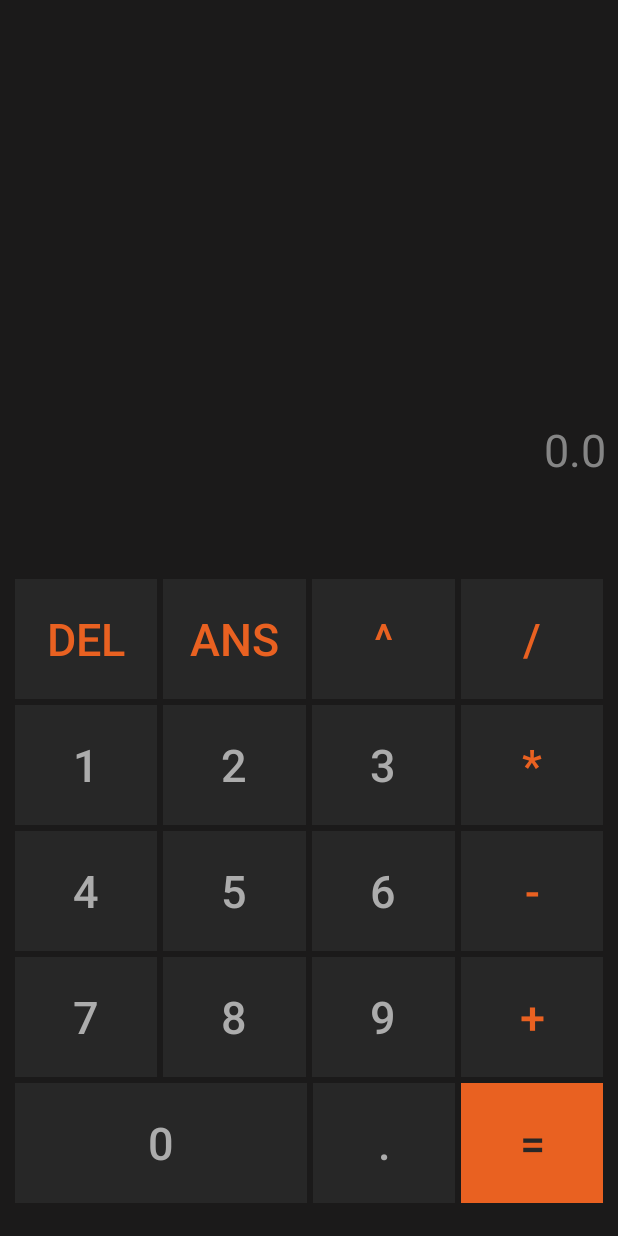
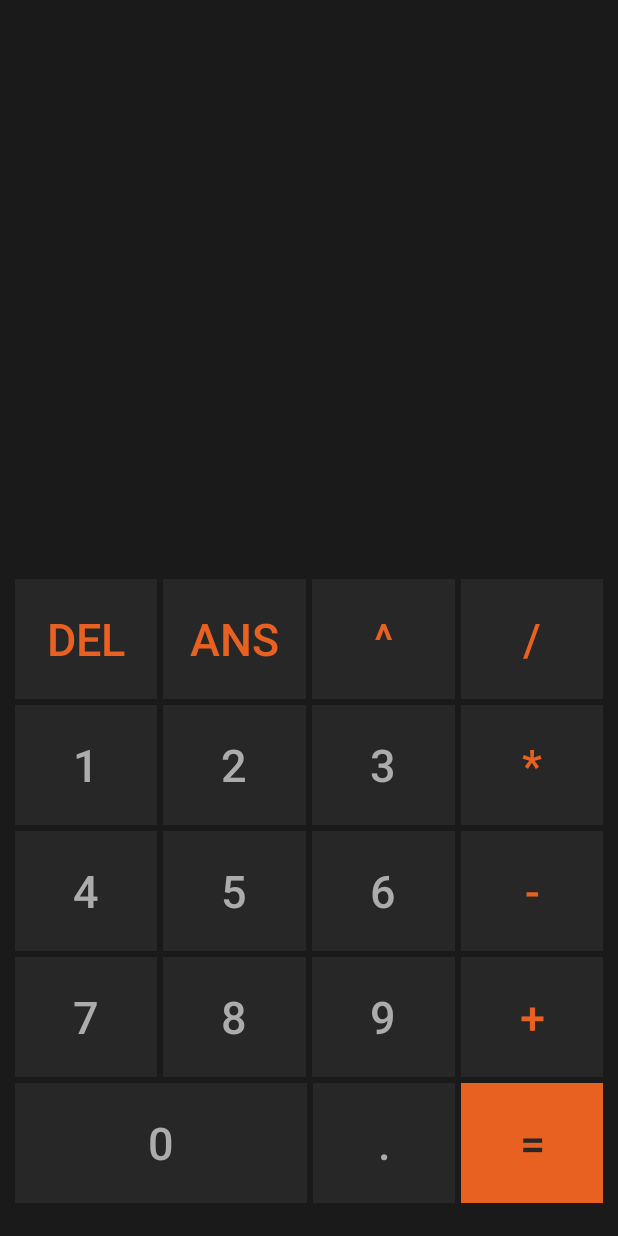
Before and after one commit to diegosanchezstrange/calculator-android, an Android app: the screen it shows after launch (MainActivity), after a tap on "DEL", on a phone screen of 412 x 824 dp. Run offline under Robolectric (Android 15) with nearby library versions, the phone set to English and light mode, and no system bars; 7 statements that could not run were skipped.

Commit message:
Regex done and refactoring

```diff
--- a/app/src/main/java/com/example/calculator/MainActivity.java
+++ b/app/src/main/java/com/example/calculator/MainActivity.java
@@ -20,10 +20,10 @@ public class MainActivity extends AppCompatActivity implements View.OnClickListe
 {
 
     private String input = "";
-    private final String ALL_SIMBOLS = "/*+=-.()";
+    private TextView tvInput = findViewById(R.id.textViewInput);
+    private TextView tvResult = findViewById(R.id.textViewResult);
     private final String OPERATION_SIMBOLS = "/*+-";
-    private final String SPECIAL_SIMBOLS = "-.";
-    private final String EVEN_MORE_SPECIAL_SIMBOLS = "()";
+
 
     @Override
     protected void onCreate(Bundle savedInstanceState)
@@ -37,8 +37,9 @@ public class MainActivity extends AppCompatActivity implements View.OnClickListe
         {
             @Override
             public boolean onLongClick(View v) {
-                TextView tvInput = findViewById(R.id.textViewInput);
+
                 tvInput.setText("");
+                tvResult.setText("");
                 input = "";
                 return true;
             }
@@ -49,19 +50,21 @@ public class MainActivity extends AppCompatActivity implements View.OnClickListe
     @Override
     public void onClick(View v)
     {
-        TextView tvResult = this.findViewById(R.id.textViewResult);
         Button button = (Button)v;
 
-        if(validateInput(button))
+        this.addInput(button);
+
+        try
         {
-            if((Pattern.matches("(^([-]?(\\d+)|(\\d+[-+*\\/]\\d+)+([-+*\\/]\\d?)?)+$)*", input)))
-            {
-                String calculation = Double.toString(calculate(input));
-                tvResult.setText(calculation);
-            }
+            String calculation = Double.toString(calculate(input));
+            this.tvResult.setText(calculation);
+        }catch(IllegalArgumentException e)
+        {
+            this.tvResult.setText("");
+        }catch(ArithmeticException e)
+        {
+            this.tvResult.setText("");
         }
-
-
     }
 
 
@@ -110,103 +113,36 @@ public class MainActivity extends AppCompatActivity implements View.OnClickListe
     }
 
 
-    public boolean validateInput(View v)
+    public void addInput(View v)
     {
-        boolean val = false;
-        TextView tvInput = this.findViewById(R.id.textViewInput);
-        String strInput = (String) tvInput.getText();
+        String strInput = (String) this.tvInput.getText();
         Button button = (Button)v;
         String textBtn = (String) button.getText();
-        int inputLen = input.length();
+        int inputLen = this.input.length();
 
-        if (Pattern.matches( "\\d", textBtn))
+        if (Pattern.matches("^(-?\\d*(\\.\\d*)?(?<=\\d|\\.)[*\\/^+-]?)+$", strInput + textBtn))
         {
-            //Numeros
-            input += textBtn;
-            tvInput.setText(input);
-            val = true;
-        } else if (Pattern.matches("(^([-]?(\\d+)|(\\d+[-+*\\/]\\d+)+([-+*\\/]\\d?)?)+[-+*\\/]?$)*", strInput + textBtn))
-        {
-            if(OPERATION_SIMBOLS.contains(input.substring(inputLen-1)))
+            if(OPERATION_SIMBOLS.contains(inputLen == 0 ? "" : this.input.substring(inputLen-1)) &&
+                OPERATION_SIMBOLS.contains(textBtn))
             {
-                input = input.substring(0, inputLen-1) + textBtn;
-                tvInput.setText(input);
-                val = true;
+                this.input = this.input.substring(0, inputLen-1) + textBtn;
+                this.tvInput.setText(this.input);
             } else
             {
-                input += textBtn;
-                tvInput.setText(input);
-                val = true;
+                this.input += textBtn;
+                this.tvInput.setText(this.input);
             }
         } else if (textBtn.equals("DEL"))
         {
             //Boton DEL
-            input = input.length() == 0 ? "" : input.substring(0, inputLen - 1);
-            tvInput.setText(input);
-            val = true;
-        } /*else if (textBtn.equals("="))
-        {
-            calculate(input);
+            this.input = this.input.length() == 0 ? "" : this.input.substring(0, inputLen - 1);
+            this.tvInput.setText(this.input);
         }
 
-
-        /*
-
-        } else if (OPERATION_SIMBOLS.contains(
-            input.equals("") ? "" : input.substring(inputLen-1)) &&
-                                    input.length()>1 &&
-                                    OPERATION_SIMBOLS.contains(textBtn))
-        {
-            if(textBtn.equals("-") && !input.substring(inputLen-1).equals("-"))
-            {
-                input += textBtn;
-                tvInput.setText(input);
-                val = true;
-            }else if(input.substring(inputLen-1).equals("-"))
-            {
-                input = input.substring(0, inputLen-2) + textBtn;
-                tvInput.setText(input);
-                val = true;
-            }else
-            {
-                input = input.substring(0, inputLen-1) + textBtn;
-                tvInput.setText(input);
-                val = true;
-            }
-
-        }else if (OPERATION_SIMBOLS.contains(textBtn) &&
-                    !OPERATION_SIMBOLS.contains(input.equals("") ? "" : input.substring(inputLen-1)) &&
-                    !SPECIAL_SIMBOLS.contains(input.equals("") ? "" : input.substring(inputLen-1)) &&
-                    !"(".equals(input.equals("") ? "" : input.substring(inputLen-1)))
-        {
-            //Operadores + * / =
-            input += textBtn;
-            tvInput.setText(input);
-            val = true;
-        }else if (input.equals("") && (SPECIAL_SIMBOLS.contains(textBtn) || textBtn.equals("(")))
-        {
-            input += textBtn;
-            tvInput.setText(input);
-            val = true;
-        }else if (Pattern.matches( "[\\d+\\-/*]", input.equals("") ? "" : input.substring(inputLen-1)) &&
-                    EVEN_MORE_SPECIAL_SIMBOLS.contains(textBtn))
-        {
-            if(textBtn.equals(")"))
-            {
-
-            }
-            input += textBtn;
-            tvInput.setText(input);
-
-            val = true;
-        }
-        */
-
-        return val;
     }
 
 
-    public double calculate(String string)
+    public double calculate(String string) throws ArithmeticException, IllegalArgumentException
     {
         Expression calc = new ExpressionBuilder(string).build();
         return calc.evaluate();
```
Also changed, not shown: 2 other files.
